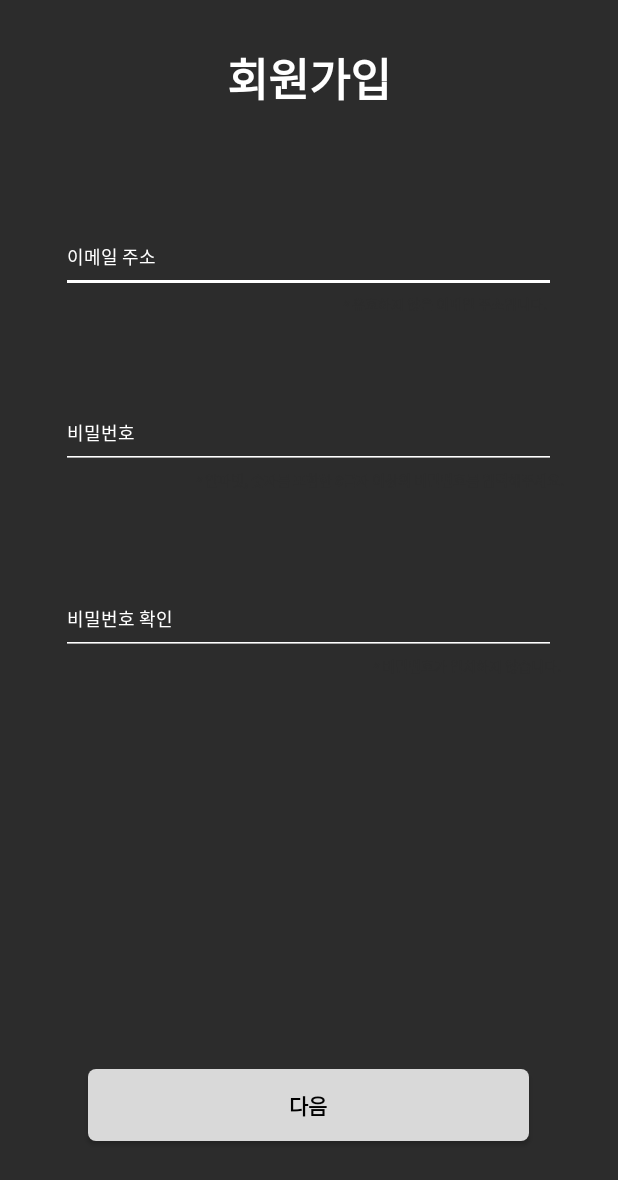
After one commit to amie-lee/check-mate-Android, an Android app: the RegistActivity screen opened directly, with no data from a screen before it, on a phone screen of 412 x 824 dp. The commit adds this screen. Shown: the top 1180 px of the screen. Run offline under Robolectric (Android 15) with nearby library versions, the phone set to English and light mode, and no system bars.

Commit message:
taro branch 병합

```diff
--- a/checkmateClient/app/build.gradle
+++ b/checkmateClient/app/build.gradle
@@ -1,4 +1,5 @@
 plugins {
+    id 'kotlin-android-extensions'
     id 'com.android.application'
     id 'org.jetbrains.kotlin.android'
 }
--- /dev/null
+++ b/checkmateClient/app/src/main/res/drawable/edittext_rounded_corner_rectangle.xml
@@ -0,0 +1,12 @@
+<?xml version="1.0" encoding="utf-8"?>
+<shape xmlns:android="http://schemas.android.com/apk/res/android">
+    <corners
+        android:bottomRightRadius="5dp"
+        android:bottomLeftRadius="5dp"
+        android:topLeftRadius="5dp"
+        android:topRightRadius="5dp"
+        />
+
+    <solid
+        android:color="#D9D9D9" />
+</shape>
--- /dev/null
+++ b/checkmateClient/app/src/main/res/layout/activity_regist.xml
@@ -0,0 +1,142 @@
+<?xml version="1.0" encoding="utf-8"?>
+<androidx.constraintlayout.widget.ConstraintLayout xmlns:android="http://schemas.android.com/apk/res/android"
+    xmlns:app="http://schemas.android.com/apk/res-auto"
+    xmlns:tools="http://schemas.android.com/tools"
+    android:layout_width="match_parent"
+    android:layout_height="match_parent"
+    android:background="#2C2C2C"
+    tools:context=".src.signup.RegistActivity">
+
+    <TextView
+        android:id="@+id/register_title"
+        android:layout_width="wrap_content"
+        android:layout_height="wrap_content"
+        android:layout_marginTop="-3dp"
+        android:text="@string/회원가입"
+        android:textColor="@color/white"
+        android:textSize="30sp"
+        android:textStyle="bold"
+        app:layout_constraintBottom_toBottomOf="parent"
+        app:layout_constraintEnd_toEndOf="parent"
+        app:layout_constraintStart_toStartOf="parent"
+        app:layout_constraintTop_toTopOf="parent"
+        app:layout_constraintVertical_bias="0.042"
+        />
+
+
+    <TextView
+        android:id="@+id/email_text"
+        android:layout_width="141dp"
+        android:layout_height="12dp"
+        android:layout_marginStart="228dp"
+        android:layout_marginEnd="42dp"
+        android:text="@string/email_error"
+        android:textColor="#2C2C2C"
+        android:textSize="9sp"
+        android:textStyle="bold"
+        app:layout_constraintEnd_toEndOf="parent"
+        app:layout_constraintStart_toStartOf="parent"
+        app:layout_constraintTop_toBottomOf="@+id/email_edit"
+        tools:ignore="SmallSp" />
+
+    <TextView
+        android:id="@+id/PW_text"
+        android:layout_width="wrap_content"
+        android:layout_height="wrap_content"
+        android:layout_marginStart="135dp"
+        android:layout_marginEnd="41dp"
+        android:text="@string/pw_condition"
+        android:textColor="#2C2C2C"
+        android:textSize="9sp"
+        android:textStyle="bold"
+        app:layout_constraintEnd_toEndOf="parent"
+        app:layout_constraintStart_toStartOf="parent"
+        app:layout_constraintTop_toBottomOf="@+id/PW_edit"
+        tools:ignore="SmallSp"/>
+
+    <TextView
+        android:id="@+id/PW_check_text"
+        android:layout_width="wrap_content"
+        android:layout_height="wrap_content"
+        android:layout_marginStart="251dp"
+        android:layout_marginEnd="41dp"
+        android:text="@string/pw_confirm"
+        android:textColor="#2C2C2C"
+        android:textSize="9sp"
+        android:textStyle="bold"
+        app:layout_constraintEnd_toEndOf="parent"
+        app:layout_constraintStart_toStartOf="parent"
+        app:layout_constraintTop_toBottomOf="@+id/PW_check_edit"
+        tools:ignore="SmallSp"/>
+
+
+    <EditText
+        android:id="@+id/email_edit"
+        android:layout_width="330dp"
+        android:layout_height="48dp"
+        android:backgroundTint="@color/white"
+        android:importantForAutofill="no"
+        android:text="@string/이메일입력"
+        android:textColor="@color/white"
+        android:textSize="12sp"
+        app:layout_constraintBottom_toTopOf="@+id/PW_edit"
+        app:layout_constraintEnd_toEndOf="parent"
+        app:layout_constraintHorizontal_bias="0.493"
+        app:layout_constraintStart_toStartOf="parent"
+        app:layout_constraintTop_toTopOf="parent"
+        app:layout_constraintVertical_bias="0.68"
+        tools:ignore="LabelFor,SpeakableTextPresentCheck,TextSizeCheck" />
+
+
+    <EditText
+        android:id="@+id/PW_edit"
+        android:layout_width="330dp"
+        android:layout_height="48dp"
+        android:layout_marginTop="57dp"
+        android:backgroundTint="@color/white"
+        android:text="@string/비밀번호입력"
+        android:textColor="@color/white"
+        android:textSize="12sp"
+        app:layout_constraintBottom_toTopOf="@+id/PW_text"
+        app:layout_constraintEnd_toEndOf="parent"
+        app:layout_constraintHorizontal_bias="0.493"
+        app:layout_constraintStart_toStartOf="parent"
+        app:layout_constraintTop_toBottomOf="@+id/email_text"
+        tools:ignore="LabelFor,SpeakableTextPresentCheck,TextSizeCheck" />
+
+    <EditText
+        android:id="@+id/PW_check_edit"
+        android:layout_width="330dp"
+        android:layout_height="48dp"
+        android:layout_marginTop="76dp"
+        android:backgroundTint="@color/white"
+        android:importantForAutofill="no"
+        android:text="@string/비밀번호재확인"
+        android:textColor="@color/white"
+        android:textSize="12sp"
+        app:layout_constraintBottom_toTopOf="@+id/PW_check_text"
+        app:layout_constraintEnd_toEndOf="parent"
+        app:layout_constraintHorizontal_bias="0.493"
+        app:layout_constraintStart_toStartOf="parent"
+        app:layout_constraintTop_toTopOf="@+id/PW_text"
+        app:layout_constraintVertical_bias="0.0"
+        tools:ignore="LabelFor,SpeakableTextPresentCheck,TextSizeCheck" />
+
+    <android.widget.Button
+        android:id="@+id/btn_register1"
+        android:layout_width="294dp"
+        android:layout_height="48dp"
+        android:background="@drawable/edittext_rounded_corner_rectangle"
+        android:backgroundTint="#FFD9D9D9"
+        android:text="@string/다음버튼"
+        android:textColor="@color/black"
+        android:textStyle="bold"
+        app:layout_constraintBottom_toBottomOf="parent"
+        app:layout_constraintEnd_toEndOf="parent"
+        app:layout_constraintHorizontal_bias="0.495"
+        app:layout_constraintStart_toStartOf="parent"
+        app:layout_constraintTop_toTopOf="parent"
+        app:layout_constraintVertical_bias="0.918" />
+
+
+</androidx.constraintlayout.widget.ConstraintLayout>
--- a/checkmateClient/app/src/main/res/values/strings.xml
+++ b/checkmateClient/app/src/main/res/values/strings.xml
@@ -6,4 +6,13 @@
     <string name="pw_confirm">* 비밀번호가 일치하지 않습니다.</string>
     <string name="email_empty">* 이메일을 입력해주세요.</string>
     <string name="email_error">* 유효하지 않은 이메일 주소입니다.</string>
+    <string name="프로필_생성">프로필 생성</string>
+    <string name="ID">ID</string>
+    <string name="닉네임">닉네임</string>
+    <string name="완료">완료</string>
+    <string name="회원가입">회원가입</string>
+    <string name="이메일입력">이메일 주소</string>
+    <string name="비밀번호입력">비밀번호</string>
+    <string name="비밀번호재확인">비밀번호 확인</string>
+    <string name="다음버튼">다음</string>
 </resources>
```
Also changed, not shown: checkmateClient/app/src/main/AndroidManifest.xml (+19 -4 lines), checkmateClient/app/src/main/java/com/example/check_mate/src/signup/ProfileActivity.kt (added, +24 -0 lines), checkmateClient/app/src/main/java/com/example/check_mate/src/signup/RegistActivity.kt (added, +89 -0 lines), checkmateClient/app/src/main/res/layout/activity_profile.xml (added, +114 -0 lines).
